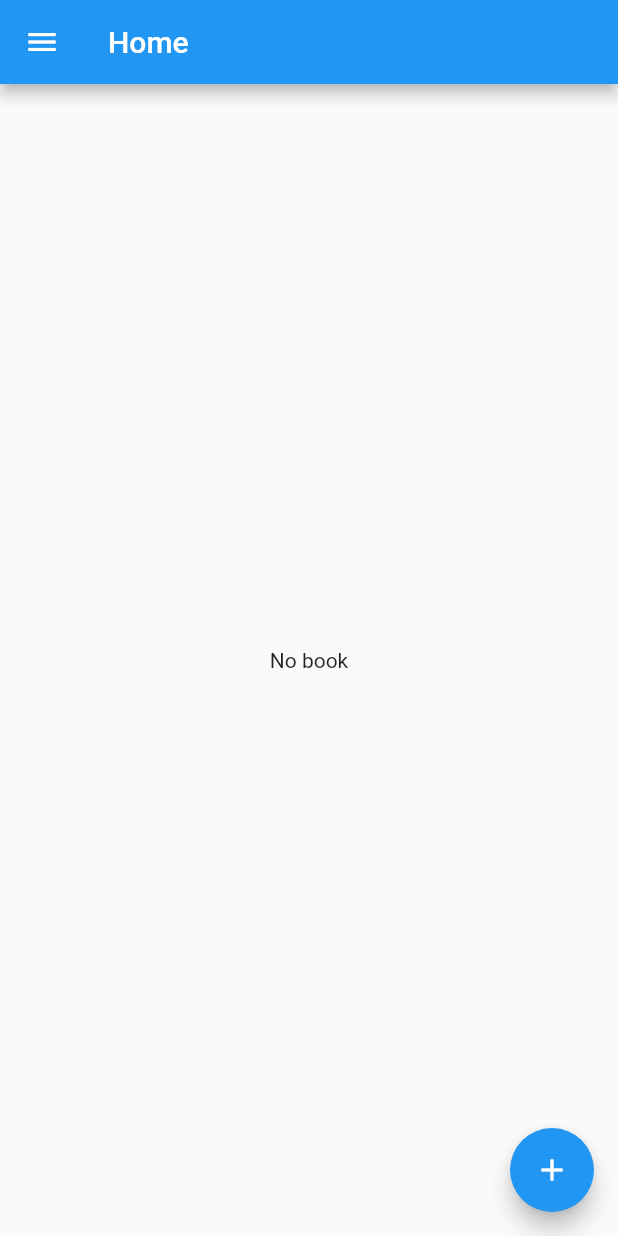
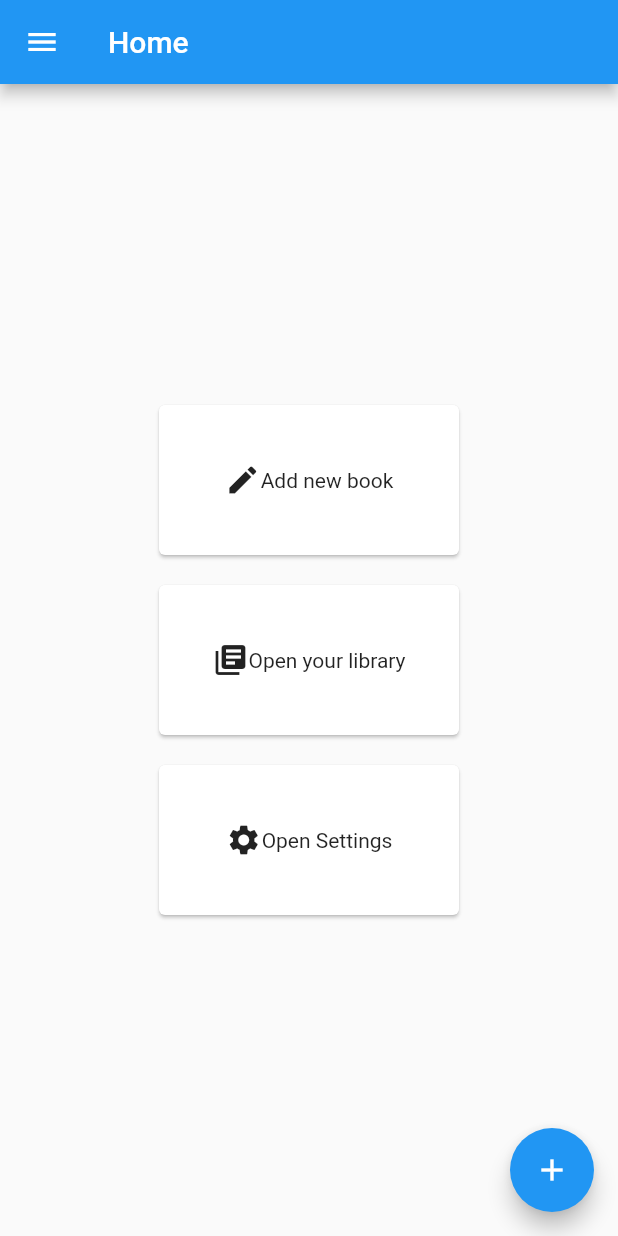
Before and after one commit to hegeds/digital_library, a Flutter app: the screen it shows after launch, on a phone screen of 412 x 824 dp. Run offline on Flutter 3.47's test engine with Material 2 defaults, Android fonts, the phone set to English and light mode, and no system bars; our stand-ins replace sqflite; missing offline and left inert: flutter_barcode_scanner; accounts and stored records are empty.

Commit message:
Refactor home to contain cards for pages

```diff
--- /dev/null
+++ b/lib/components/home_card.dart
@@ -0,0 +1,34 @@
+import 'package:flutter/material.dart';
+
+class HomeCard extends StatelessWidget {
+  final IconData iconData;
+  final String text;
+  final String route;
+
+  const HomeCard(
+      {Key? key,
+      required this.iconData,
+      required this.text,
+      required this.route})
+      : super(key: key);
+
+  @override
+  Widget build(BuildContext context) {
+    return Card(
+        margin: const EdgeInsets.all(10),
+        child: GestureDetector(
+            behavior: HitTestBehavior.translucent,
+            onTap: () {
+              Navigator.pushNamed(context, route);
+            },
+            child: SizedBox(
+              width: 200,
+              height: 100,
+              child: Row(
+                mainAxisSize: MainAxisSize.min,
+                mainAxisAlignment: MainAxisAlignment.center,
+                children: [Icon(iconData), Text(text)],
+              ),
+            )));
+  }
+}
--- a/lib/components/list.dart
+++ b/lib/components/list.dart
@@ -1,5 +1,4 @@
 import 'package:flutter/material.dart';
-import 'package:flutter/widgets.dart';
 import 'package:private_library/model.dart';
 
 class BookList extends StatelessWidget {
--- a/lib/main.dart
+++ b/lib/main.dart
@@ -22,7 +22,7 @@ class MyApp extends StatelessWidget {
       ),
       initialRoute: '/',
       routes: {
-        '/': (context) => const MyHomePage(),
+        '/': (context) => const HomePage(),
         '/settings': (context) => const SettingsPage(),
         '/library': (context) => const LibraryPage(),
         '/add-book': (context) => NewBookPage(),
--- a/lib/pages/home.dart
+++ b/lib/pages/home.dart
@@ -1,38 +1,9 @@
 import 'package:flutter/material.dart';
-import 'package:flutter_barcode_scanner/flutter_barcode_scanner.dart';
-import 'package:private_library/database.dart';
-import 'package:private_library/model.dart';
-import 'package:private_library/storage.dart';
-import 'package:sqflite/sqlite_api.dart';
+import 'package:private_library/components/home_card.dart';
+import '../components/navbar.dart';
 
-import '../api.dart';
-import '../components/navbar.dart';
-import '../components/list.dart';
-
-class MyHomePage extends StatefulWidget {
-  const MyHomePage({Key? key}) : super(key: key);
-
-  @override
-  State<MyHomePage> createState() => _MyHomePageState();
-}
-
-class _MyHomePageState extends State<MyHomePage> {
-  Book? book;
-
-  void _scanBarcode() async {
-    var barCode = await FlutterBarcodeScanner.scanBarcode(
-        'blue', 'cancel', true, ScanMode.BARCODE);
-
-    var fetchedBook = await fetchBookFromGoogle(barCode);
-
-    if (fetchedBook is Book) {
-      Database db = await connectToDatabase();
-      await SQLiteShelf(db).addBook(fetchedBook);
-    }
-    setState(() {
-      book = fetchedBook;
-    });
-  }
+class HomePage extends StatelessWidget {
+  const HomePage({Key? key}) : super(key: key);
 
   @override
   Widget build(BuildContext context) {
@@ -44,17 +15,22 @@ class _MyHomePageState extends State<MyHomePage> {
         context: context,
       ),
       body: Center(
-        child: Column(mainAxisAlignment: MainAxisAlignment.center, children: [
-          LayoutBuilder(
-            builder: ((context, constraints) {
-              if (book != null) {
-                return BookList([book as Book]);
-              } else {
-                return const Text('No book');
-              }
-            }),
-          )
-        ]),
+        child: Column(
+            mainAxisAlignment: MainAxisAlignment.center,
+            children: const [
+              HomeCard(
+                  iconData: Icons.create,
+                  text: 'Add new book',
+                  route: '/add-book'),
+              HomeCard(
+                  iconData: Icons.library_books,
+                  text: 'Open your library',
+                  route: '/library'),
+              HomeCard(
+                  iconData: Icons.settings,
+                  text: 'Open Settings',
+                  route: '/settings')
+            ]),
       ),
       floatingActionButton: FloatingActionButton(
         onPressed: () {
```
